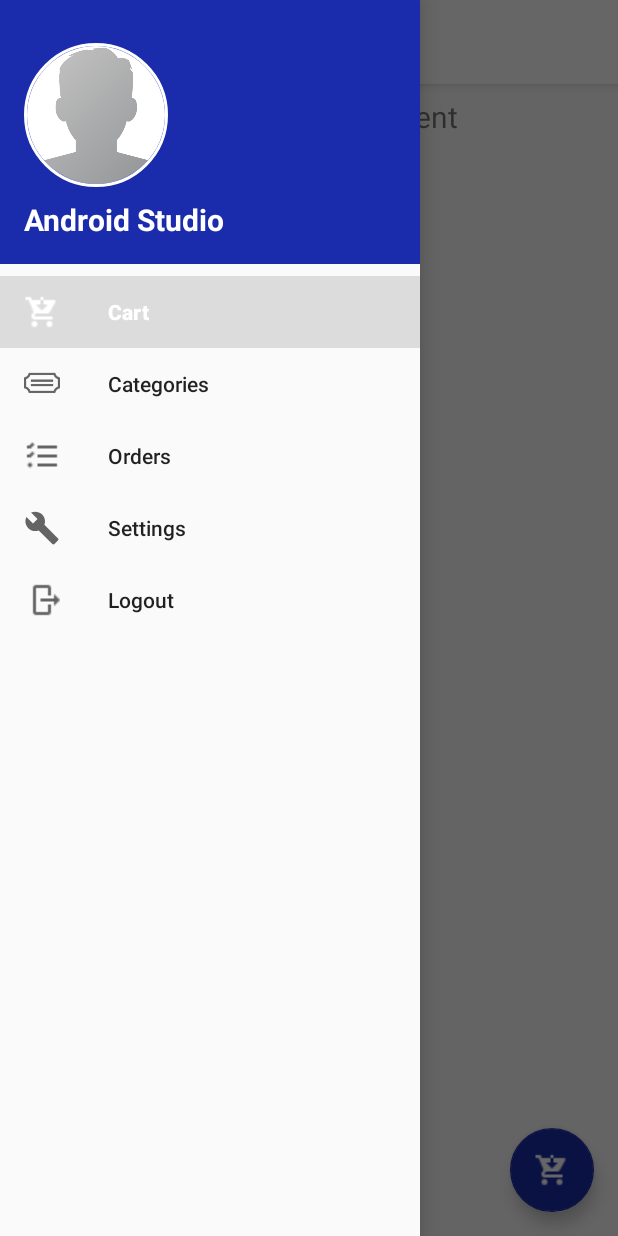
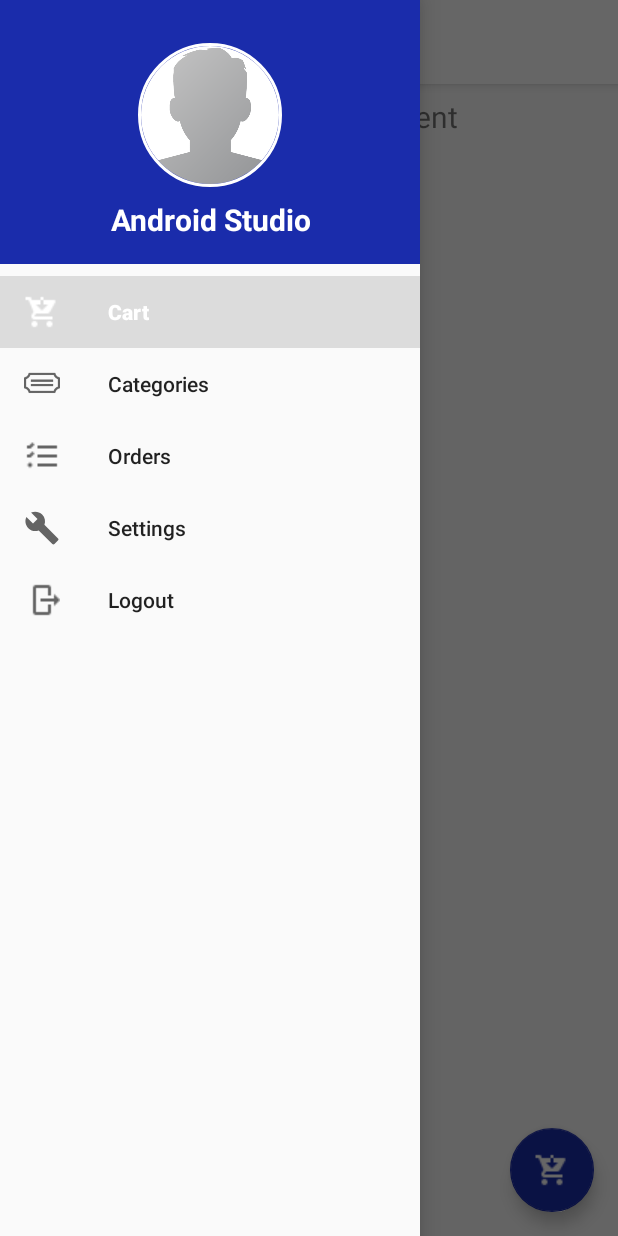
Before and after one commit to Neubliance/Little-Indie-Shoppe, an Android app: the HomeActivity screen opened directly, with no data from a screen before it, with the side drawer open, on a phone screen of 412 x 824 dp. Run offline under Robolectric (Android 15) with nearby library versions, the phone set to English and light mode, and no system bars; our stand-ins replace CircleImageView, navigation-ui; libraries missing offline, so code that uses them is left out: io.paperdb; 2 statements that could not run were skipped.

```diff
--- a/app/src/main/java/com/example/littleindieshoppe/HomeActivity.java
+++ b/app/src/main/java/com/example/littleindieshoppe/HomeActivity.java
@@ -4,6 +4,7 @@ import android.content.Intent;
 import android.os.Bundle;
 import android.view.Menu;
 import android.view.View;
+import android.widget.TextView;
 
 import androidx.annotation.NonNull;
 import androidx.annotation.Nullable;
@@ -16,10 +17,12 @@ import androidx.navigation.Navigation;
 import androidx.navigation.ui.AppBarConfiguration;
 import androidx.navigation.ui.NavigationUI;
 
+import com.example.littleindieshoppe.Prevalent.Prevalent;
 import com.google.android.material.floatingactionbutton.FloatingActionButton;
 import com.google.android.material.navigation.NavigationView;
 import com.google.android.material.snackbar.Snackbar;
 
+import de.hdodenhof.circleimageview.CircleImageView;
 import io.paperdb.Paper;
 
 public class HomeActivity extends AppCompatActivity {
@@ -72,6 +75,11 @@ public class HomeActivity extends AppCompatActivity {
                 }
             }
         });
+
+        View headerView = navigationView.getHeaderView(0);
+        TextView userNameTextView = headerView.findViewById(R.id.user_profile_name);
+        CircleImageView profileImageView = headerView.findViewById(R.id.user_profile_image);
+        userNameTextView.setText(Prevalent.currentOnlineUser.getName());
     }
 
     @Override
--- a/app/src/main/java/com/example/littleindieshoppe/LoginActivity.java
+++ b/app/src/main/java/com/example/littleindieshoppe/LoginActivity.java
@@ -60,6 +60,7 @@ public class LoginActivity extends AppCompatActivity {
         adminLink.setOnClickListener(new View.OnClickListener() {
             @Override
             public void onClick(View v) {
+                inputPhoneNumber.setHint("Retailer ID Number");
                 loginButton.setText("Retailer Login");
                 adminLink.setVisibility(View.INVISIBLE);
                 notAdminLink.setVisibility(View.VISIBLE);
@@ -71,6 +72,7 @@ public class LoginActivity extends AppCompatActivity {
         notAdminLink.setOnClickListener(new View.OnClickListener() {
             @Override
             public void onClick(View v) {
+                inputPhoneNumber.setHint("Phone Number");
                 loginButton.setText("Login");
                 adminLink.setVisibility(View.VISIBLE);
                 notAdminLink.setVisibility(View.INVISIBLE);
@@ -126,6 +128,7 @@ public class LoginActivity extends AppCompatActivity {
                                 loadingBar.dismiss();
 
                                 Intent intent = new Intent(LoginActivity.this, HomeActivity.class);
+                                Prevalent.currentOnlineUser = usersData;
                                 startActivity(intent);
                             }
                         }
--- a/app/src/main/java/com/example/littleindieshoppe/Prevalent/Prevalent.java
+++ b/app/src/main/java/com/example/littleindieshoppe/Prevalent/Prevalent.java
@@ -3,7 +3,7 @@ package com.example.littleindieshoppe.Prevalent;
 import com.example.littleindieshoppe.Model.Users;
 
 public class Prevalent {
-    private static Users currentOnlineUser;
+    public static Users currentOnlineUser;
 
     public static final String userPhoneKey = "UserPhone";
     public static final String userPasswordKey = "UserPassword";
--- a/app/src/main/res/layout/activity_login.xml
+++ b/app/src/main/res/layout/activity_login.xml
@@ -98,7 +98,7 @@
         android:layout_marginLeft="80dp"
         android:layout_marginTop="20dp"
         android:layout_marginEnd="23dp"
-        android:text="I'm a Retailer"
+        android:text="I'm A Retailer"
         android:textColor="@color/colorAccent"
         android:textSize="20sp"
         android:textStyle="bold" />
--- a/app/src/main/res/layout/nav_header_home.xml
+++ b/app/src/main/res/layout/nav_header_home.xml
@@ -16,13 +16,16 @@
         android:id="@+id/user_profile_image"
         android:layout_width="96dp"
         android:layout_height="96dp"
+        android:layout_gravity="center"
         android:src="@drawable/profile"
         app:civ_border_color="#FFFFFF"
         app:civ_border_width="2dp" />
 
     <TextView
+        android:id="@+id/user_profile_name"
         android:layout_width="match_parent"
         android:layout_height="wrap_content"
+        android:gravity="center"
         android:paddingTop="@dimen/nav_header_vertical_spacing"
         android:text="@string/nav_header_title"
         android:textAppearance="@style/TextAppearance.AppCompat.Body1"
```
